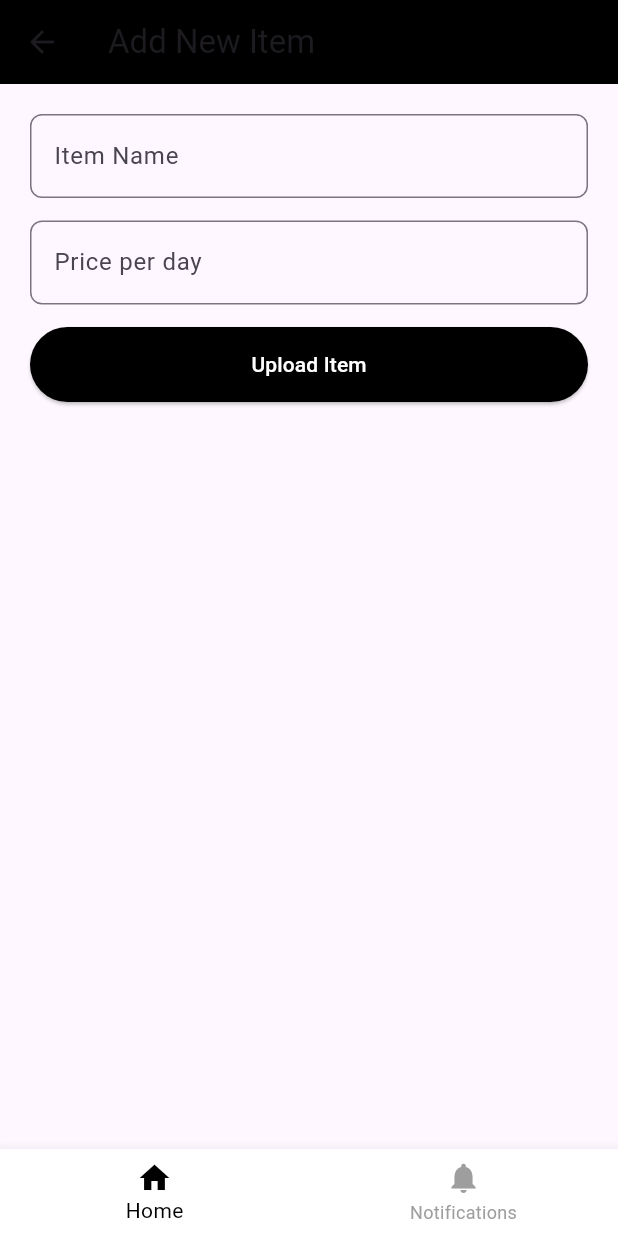
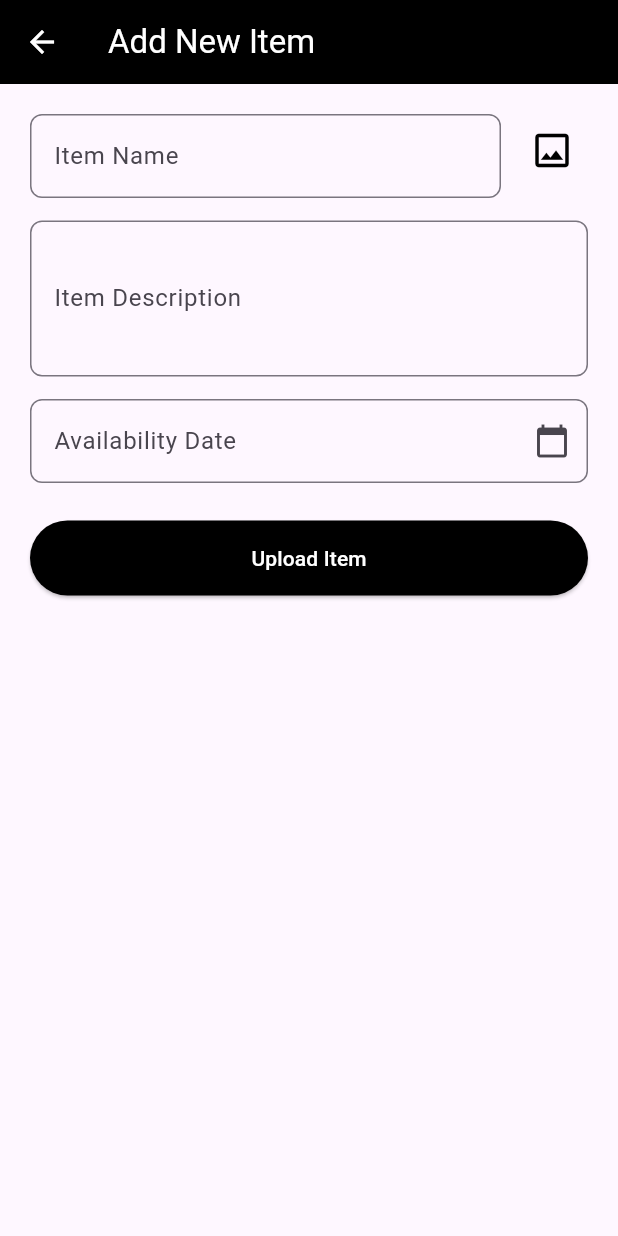
Before and after one commit to rilli-00/Dawwerha, a Flutter app: the UploadItemScreen screen opened directly, after a tap on "Upload Item", on a phone screen of 412 x 824 dp. Run offline on Flutter 3.47's test engine with Material 3 defaults, Android fonts, the light colour scheme and no system bars.

Commit message:
add item screen update

```diff
--- a/lib/screen/uploadItemscreen.dart
+++ b/lib/screen/uploadItemscreen.dart
@@ -1,22 +1,44 @@
-import 'package:dawwerha/screen/NotificationScreen.dart';
 import 'package:flutter/material.dart';
-// تأكدي من اسم الملف
 
-class UploadItemScreen extends StatelessWidget {
+class UploadItemScreen extends StatefulWidget {
   const UploadItemScreen({super.key});
+
+  @override
+  State<UploadItemScreen> createState() => _UploadItemScreenState();
+}
+
+class _UploadItemScreenState extends State<UploadItemScreen> {
+  DateTime? availabilityDate;
+  final TextEditingController dateController = TextEditingController();
+
+  @override
+  void dispose() {
+    dateController.dispose();
+    super.dispose();
+  }
 
   @override
   Widget build(BuildContext context) {
     return Scaffold(
       appBar: AppBar(
-        title: const Text("Add New Item"),
         backgroundColor: Colors.black,
+        iconTheme: const IconThemeData(color: Colors.white), // يخلي السهم أبيض
+        title: const Text(
+          "Add New Item",
+          style: TextStyle(color: Colors.white), // عنوان أبيض
+        ),
       ),
       body: Padding(
         padding: const EdgeInsets.all(20),
+        child: SingleChildScrollView(
           child: Column(
             children: [
-            TextField(
+              // صف فيه اسم المنتج + أيقونة الصورة
+              Row(
+                crossAxisAlignment: CrossAxisAlignment.start,
+                children: [
+                  Expanded(
+                    child: TextField(
                       decoration: InputDecoration(
                         labelText: "Item Name",
                         border: OutlineInputBorder(
@@ -24,23 +46,72 @@ class UploadItemScreen extends StatelessWidget {
                         ),
                       ),
                     ),
+                  ),
+                  const SizedBox(width: 10),
+                  // أيقونة الصورة
+                  IconButton(
+                    onPressed: () {
+                      // تفعيل اختيار الصورة
+                    },
+                    icon: const Icon(Icons.image_outlined),
+                    iconSize: 30,
+                    color: Colors.black,
+                    tooltip: "Upload Image",
+                  ),
+                ],
+              ),
               const SizedBox(height: 15),
+
+              // وصف المنتج
               TextField(
                 decoration: InputDecoration(
-                labelText: "Price per day",
+                  labelText: "Item Description",
                   border: OutlineInputBorder(
                     borderRadius: BorderRadius.circular(8),
                   ),
                 ),
-              keyboardType: TextInputType.number,
+                maxLines: 3,
               ),
               const SizedBox(height: 15),
+
+              // اختيار التاريخ
+              TextField(
+                controller: dateController,
+                readOnly: true,
+                decoration: InputDecoration(
+                  labelText: "Availability Date",
+                  suffixIcon: const Icon(Icons.calendar_today),
+                  border: OutlineInputBorder(
+                    borderRadius: BorderRadius.circular(8),
+                  ),
+                ),
+                onTap: () async {
+                  DateTime? pickedDate = await showDatePicker(
+                    context: context,
+                    initialDate: availabilityDate ?? DateTime.now(),
+                    firstDate: DateTime.now(),
+                    lastDate: DateTime(2100),
+                  );
+                  if (pickedDate != null) {
+                    setState(() {
+                      availabilityDate = pickedDate;
+                      dateController.text =
+                          "${pickedDate.year}/${pickedDate.month}/${pickedDate.day}";
+                    });
+                  }
+                },
+              ),
+              const SizedBox(height: 25),
+
+              // زر الرفع
               ElevatedButton(
                 style: ElevatedButton.styleFrom(
                   backgroundColor: Colors.black,
                   minimumSize: const Size(double.infinity, 50),
                 ),
-              onPressed: () {},
+                onPressed: () {
+                  // تنفيذ عملية الرفع
+                },
                 child: const Text(
                   "Upload Item",
                   style: TextStyle(color: Colors.white),
@@ -49,30 +120,6 @@ class UploadItemScreen extends StatelessWidget {
             ],
           ),
         ),
-      bottomNavigationBar: BottomNavigationBar(
-        backgroundColor: Colors.white,
-        selectedItemColor: Colors.black,
-        unselectedItemColor: Colors.grey,
-        items: const [
-          BottomNavigationBarItem(icon: Icon(Icons.home), label: 'Home'),
-          BottomNavigationBarItem(
-            icon: Icon(Icons.notifications),
-            label: 'Notifications',
-          ),
-        ],
-        currentIndex: 0,
-        onTap: (index) {
-          if (index == 0) {
-            // مثلاً ارجعي لنفس الصفحة أو صفحة الهوم
-          } else if (index == 1) {
-            Navigator.push(
-              context,
-              MaterialPageRoute(
-                builder: (context) => const NotificationsPage(),
-              ),
-            );
-          }
-        },
       ),
     );
   }
```
Lines whose indentation alone changed are shown as unchanged.
